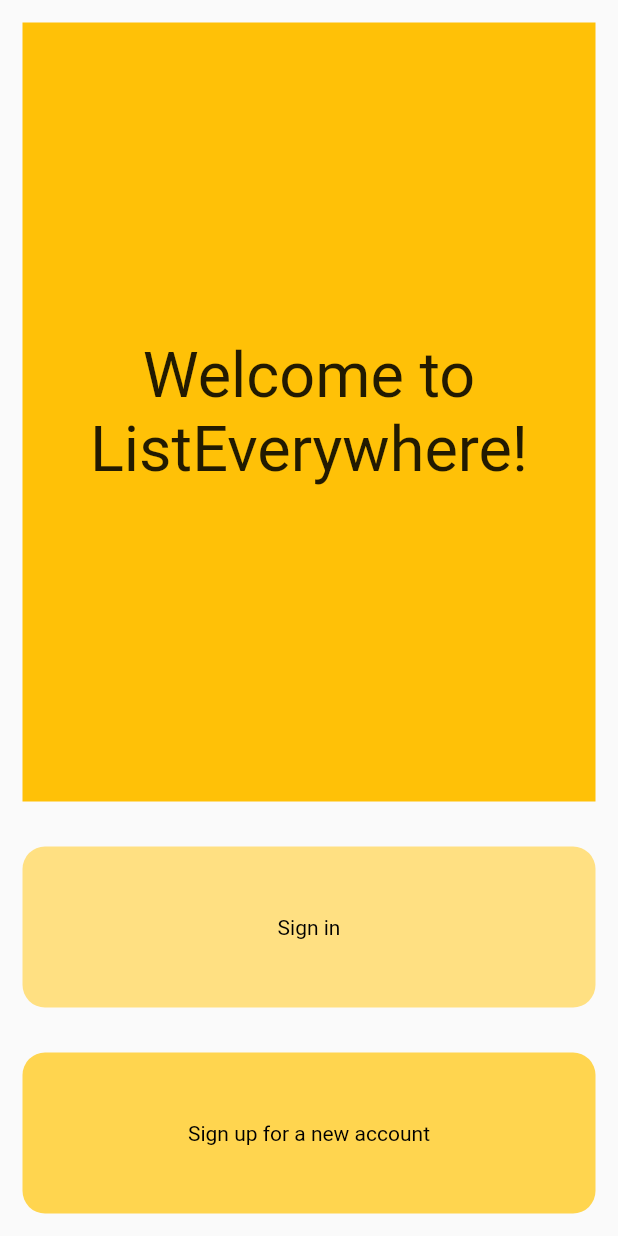
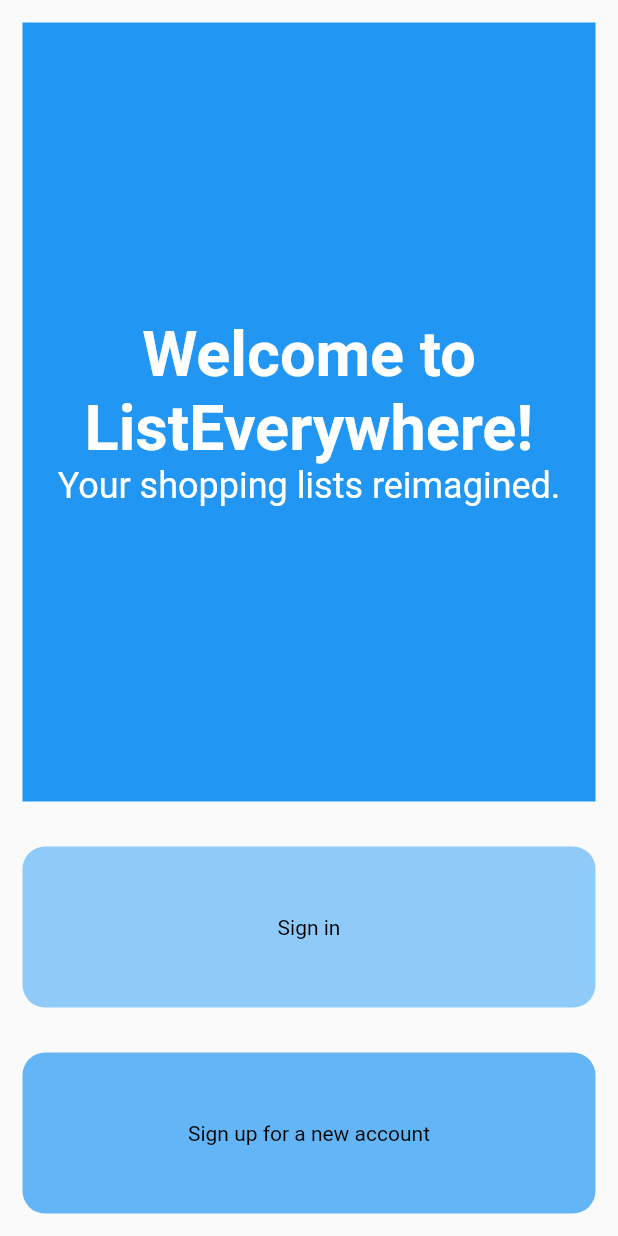
Before and after one commit to ListEverywhere/ListEverywhereApp, a Flutter app: the screen it shows after launch, on a phone screen of 412 x 824 dp. Run offline on Flutter 3.47's test engine with Material 2 defaults, Android fonts, the phone set to English and light mode, and no system bars; our stand-ins replace flutter_secure_storage, font_awesome_flutter.

Commit message:
Minor fixes
- Fixed max length for certain text fields
- Changed app name for ios app
- Changes to home view
- Fixed missing floating action button on pages with no content

```diff
--- a/lib/views/home.dart
+++ b/lib/views/home.dart
@@ -26,17 +26,35 @@ class HomeView extends StatelessWidget {
             Expanded(
               flex: 4,
               child: Container(
-                  color: Colors.amber,
+                  color: Colors.blue,
                   margin: const EdgeInsets.all(15.0),
                   child: const Center(
-                    child: Text("Welcome to ListEverywhere!",
-                        textAlign: TextAlign.center,
-                        style: TextStyle(fontSize: 42.0)),
+                    child: Text.rich(
+                      TextSpan(
+                        children: [
+                          TextSpan(
+                              text: 'Welcome to ListEverywhere!\n',
+                              style: TextStyle(
+                                  fontSize: 42.0,
+                                  color: Colors.white,
+                                  fontWeight: FontWeight.w700)),
+                          TextSpan(
+                            text: 'Your shopping lists reimagined.',
+                            style: TextStyle(
+                              fontSize: 24,
+                              color: Colors.white,
+                              fontWeight: FontWeight.w400,
+                            ),
+                          ),
+                        ],
+                      ),
+                      textAlign: TextAlign.center,
+                    ),
                   )),
             ),
             Expanded(
               child: ReusableButton(
-                color: Colors.amber[200],
+                color: Colors.blue[200],
                 text: "Sign in",
                 onTap: () {
                   // user pressed login button
@@ -47,7 +65,7 @@ class HomeView extends StatelessWidget {
             ),
             Expanded(
               child: ReusableButton(
-                color: Colors.amber[300],
+                color: Colors.blue[300],
                 text: "Sign up for a new account",
                 onTap: () {
                   // user pressed register button
--- a/lib/views/recipes/create_recipe.dart
+++ b/lib/views/recipes/create_recipe.dart
@@ -108,8 +108,10 @@ class CreateRecipeViewState extends State<CreateRecipeView> {
                       },
                     ),
                     ReusableFormField(
-                        controller: recipeDescription,
-                        hint: 'Recipe Description'),
+                      controller: recipeDescription,
+                      hint: 'Recipe Description',
+                      maxLength: 400,
+                    ),
                     ReusableFormField(
                         controller: cookTime,
                         hint: 'Cook Time (minutes)',
--- a/lib/views/recipes/single_recipe.dart
+++ b/lib/views/recipes/single_recipe.dart
@@ -145,6 +145,7 @@ class SingleRecipeViewState extends State<SingleRecipeView> {
       context: context,
       builder: (context) {
         return TextFieldDialog(
+          maxLength: 300,
           initialText: original != null ? original.stepDescription : '',
           alertText: alertText,
           formHint: 'Step Description',
```
Also changed, not shown: lib/views/lists/my_lists.dart (+28 -19 lines), lib/views/recipes/my_recipes.dart (+35 -25 lines), lib/widgets/text_field_dialog.dart (+9 -1 lines), 2 other files.
